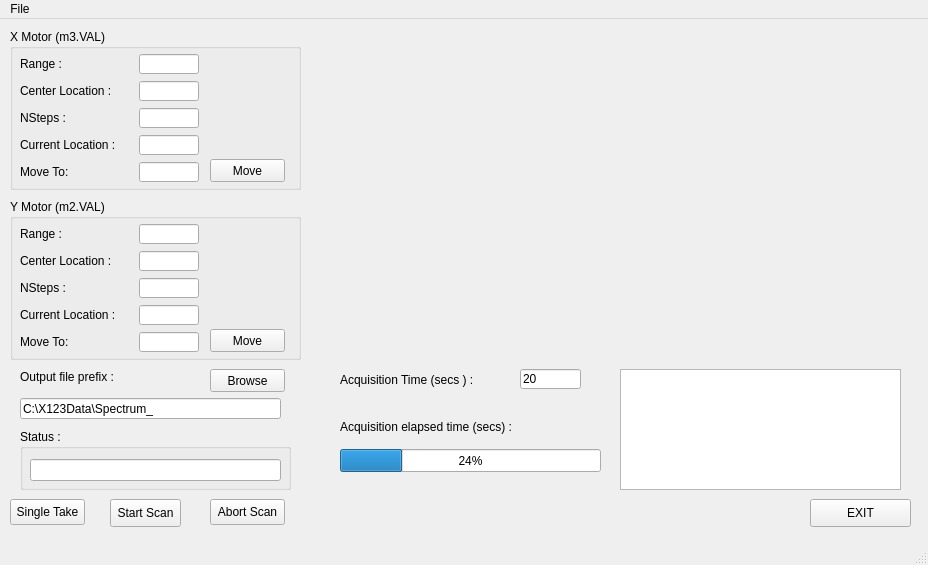
This is gridscan_mainwin.ui in hgarbeil/pyAmptek as Qt 5 draws it before an edit. The edited form follows.
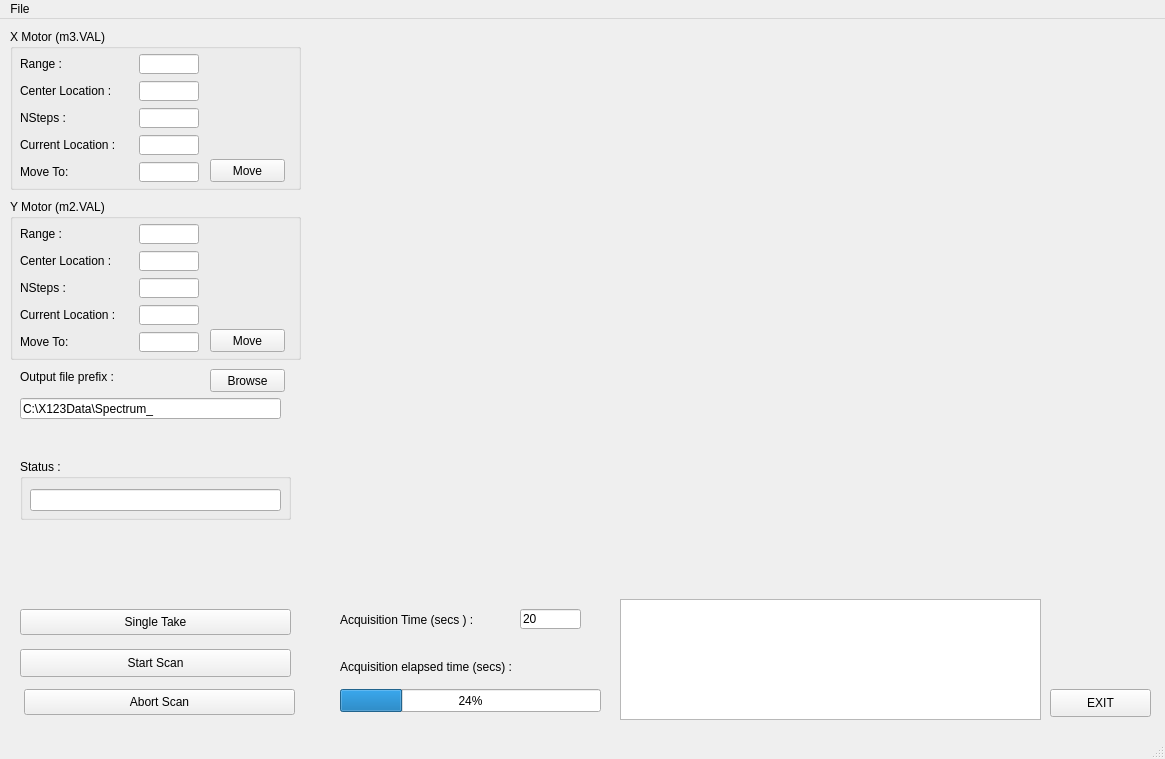
This is the edited form. Custom widgets are drawn as their Qt base class.

Commit message: Fixed single vs scan mode flags

Patch:
```diff
--- a/gridscan_mainwin.ui
+++ b/gridscan_mainwin.ui
@@ -6,8 +6,8 @@
    <rect>
     <x>0</x>
     <y>0</y>
-    <width>928</width>
-    <height>565</height>
+    <width>1165</width>
+    <height>759</height>
    </rect>
   </property>
   <property name="windowTitle">
@@ -170,9 +170,9 @@
    <widget class="QPushButton" name="StartScanButton">
     <property name="geometry">
      <rect>
-      <x>110</x>
-      <y>480</y>
-      <width>71</width>
+      <x>20</x>
+      <y>630</y>
+      <width>271</width>
       <height>28</height>
      </rect>
     </property>
@@ -382,7 +382,7 @@
     <property name="geometry">
      <rect>
       <x>340</x>
-      <y>350</y>
+      <y>590</y>
       <width>161</width>
       <height>21</height>
      </rect>
@@ -395,7 +395,7 @@
     <property name="geometry">
      <rect>
       <x>520</x>
-      <y>350</y>
+      <y>590</y>
       <width>61</width>
       <height>20</height>
      </rect>
@@ -408,7 +408,7 @@
     <property name="geometry">
      <rect>
       <x>20</x>
-      <y>410</y>
+      <y>440</y>
       <width>271</width>
       <height>61</height>
      </rect>
@@ -430,8 +430,8 @@
    <widget class="QPushButton" name="exitButton">
     <property name="geometry">
      <rect>
-      <x>810</x>
-      <y>480</y>
+      <x>1050</x>
+      <y>670</y>
       <width>101</width>
       <height>28</height>
      </rect>
@@ -445,8 +445,8 @@
      <rect>
       <x>320</x>
       <y>20</y>
-      <width>581</width>
-      <height>321</height>
+      <width>831</width>
+      <height>541</height>
      </rect>
     </property>
    </widget>
@@ -454,7 +454,7 @@
     <property name="geometry">
      <rect>
       <x>340</x>
-      <y>430</y>
+      <y>670</y>
       <width>261</width>
       <height>23</height>
      </rect>
@@ -467,7 +467,7 @@
     <property name="geometry">
      <rect>
       <x>340</x>
-      <y>400</y>
+      <y>640</y>
       <width>191</width>
       <height>16</height>
      </rect>
@@ -479,9 +479,9 @@
    <widget class="QPushButton" name="singleAcqButton">
     <property name="geometry">
      <rect>
-      <x>10</x>
-      <y>480</y>
-      <width>75</width>
+      <x>20</x>
+      <y>590</y>
+      <width>271</width>
       <height>26</height>
      </rect>
     </property>
@@ -498,9 +498,9 @@
    <widget class="QPushButton" name="abortScanButton">
     <property name="geometry">
      <rect>
-      <x>210</x>
-      <y>480</y>
-      <width>75</width>
+      <x>24</x>
+      <y>670</y>
+      <width>271</width>
       <height>26</height>
      </rect>
     </property>
@@ -518,8 +518,8 @@
     <property name="geometry">
      <rect>
       <x>620</x>
-      <y>350</y>
-      <width>281</width>
+      <y>580</y>
+      <width>421</width>
       <height>121</height>
      </rect>
     </property>
@@ -530,7 +530,7 @@
     <rect>
      <x>0</x>
      <y>0</y>
-     <width>928</width>
+     <width>1165</width>
      <height>26</height>
     </rect>
    </property>
```
The commit also changes 2 other files.
